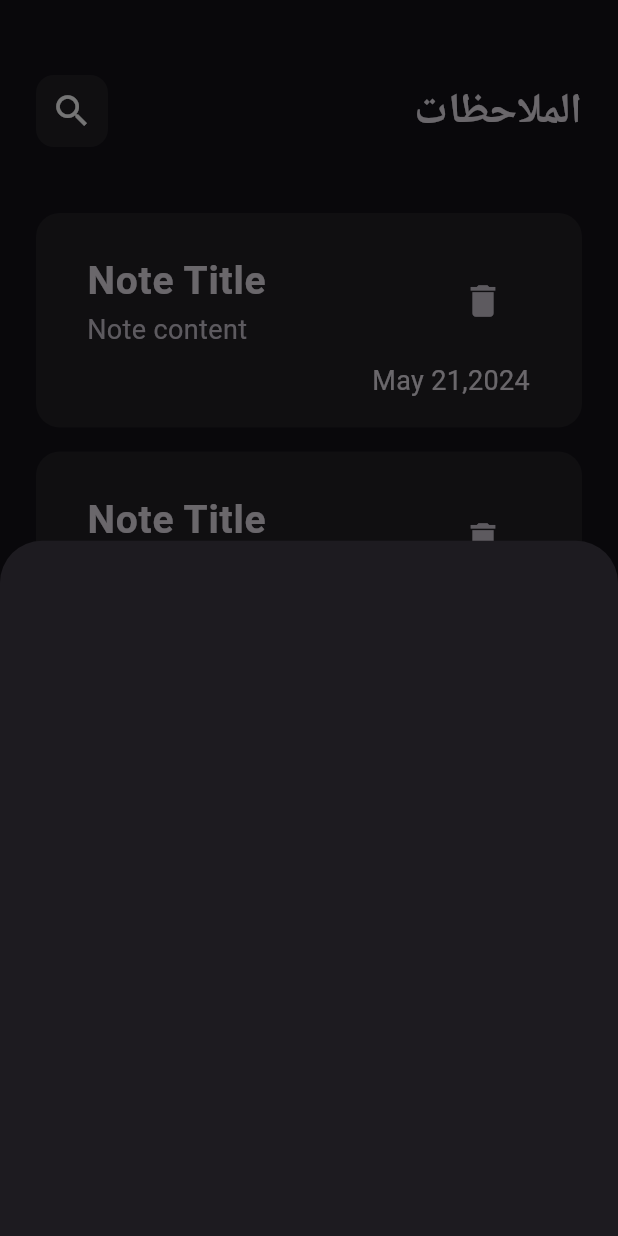
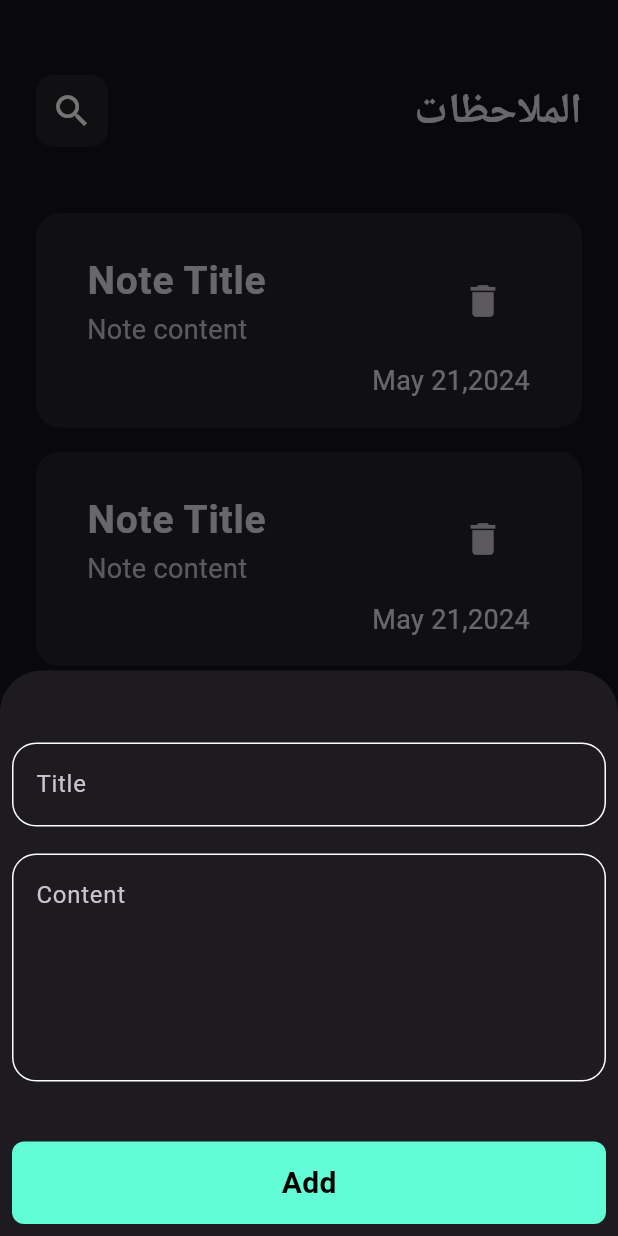
Before and after one commit to MohamedNaif/note_app, a Flutter app: the screen it shows after launch, after a tap on the "add" icon, on a phone screen of 412 x 824 dp. Run offline on Flutter 3.47's test engine with Material 3 defaults, Android fonts, the phone set to English and light mode, and no system bars.

Commit message:
Add custom text field and custom bttn

```diff
--- a/lib/features/note_feature/presentation/views/widgets/add_note_bottom_sheet.dart
+++ b/lib/features/note_feature/presentation/views/widgets/add_note_bottom_sheet.dart
@@ -1,11 +1,33 @@
+import 'package:flutter/material.dart';
 
-import 'package:flutter/material.dart';
+import 'custom_bttn.dart';
+import 'custom_text_field.dart';
 
 class AddNoteBottomSheet extends StatelessWidget {
   const AddNoteBottomSheet({super.key});
 
   @override
   Widget build(BuildContext context) {
-    return Container();
+    return const Padding(
+      padding: EdgeInsets.all(8.0),
+      child: SingleChildScrollView(
+        child: Column(
+          children: [
+            SizedBox(
+              height: 40,
+            ),
+            CustomTextField(hint: 'Title'),
+            SizedBox(
+              height: 18,
+            ),
+            CustomTextField(hint: 'Content', maxLines: 5),
+            SizedBox(
+              height: 40,
+            ),
+            CustomButton(),
+          ],
+        ),
+      ),
+    );
   }
 }
--- /dev/null
+++ b/lib/features/note_feature/presentation/views/widgets/custom_bttn.dart
@@ -0,0 +1,48 @@
+
+
+import 'package:flutter/material.dart';
+
+import '../../../../../constant.dart';
+
+
+
+class CustomButton extends StatelessWidget {
+  const CustomButton({super.key, this.onTap, this.isLoading = false});
+
+  final void Function()? onTap;
+
+  final bool isLoading;
+  @override
+  Widget build(BuildContext context) {
+    return GestureDetector(
+      onTap: onTap,
+      child: Container(
+        width: MediaQuery.of(context).size.width,
+        height: 55,
+        decoration: BoxDecoration(
+            color: kPrimaryColor,
+            borderRadius: BorderRadius.circular(
+              8,
+            )),
+        child: Center(
+          child: isLoading
+              ? const SizedBox(
+                  height: 24,
+                  width: 24,
+                  child: CircularProgressIndicator(
+                    color: Colors.black,
+                  ),
+                )
+              : const Text(
+                  'Add',
+                  style: TextStyle(
+                    color: Colors.black,
+                    fontWeight: FontWeight.bold,
+                    fontSize: 20,
+                  ),
+                ),
+        ),
+      ),
+    );
+  }
+}
--- /dev/null
+++ b/lib/features/note_feature/presentation/views/widgets/custom_text_field.dart
@@ -0,0 +1,53 @@
+import 'package:flutter/material.dart';
+import 'package:flutter/src/widgets/container.dart';
+import 'package:flutter/src/widgets/framework.dart';
+
+import '../../../../../constant.dart';
+
+class CustomTextField extends StatelessWidget {
+  const CustomTextField(
+      {super.key,
+      required this.hint,
+      this.maxLines = 1,
+      this.onSaved,
+      this.onChanged});
+
+  final String hint;
+  final int maxLines;
+
+  final void Function(String?)? onSaved;
+
+  final Function(String)? onChanged;
+  @override
+  Widget build(BuildContext context) {
+    return TextFormField(
+      onChanged: onChanged,
+      onSaved: onSaved,
+      validator: (value) {
+        if (value?.isEmpty ?? true) {
+          return 'Field is required ';
+        } else {
+          return null;
+        }
+      },
+      cursorColor: kPrimaryColor,
+      maxLines: maxLines,
+      decoration: InputDecoration(
+        hintText: hint,
+        border: buildBorder(),
+        enabledBorder: buildBorder(),
+        focusedBorder: buildBorder(kPrimaryColor),
+      ),
+    );
+  }
+
+  OutlineInputBorder buildBorder([color]) {
+    return OutlineInputBorder(
+        borderRadius: BorderRadius.circular(
+          16,
+        ),
+        borderSide: BorderSide(
+          color: color ?? Colors.white,
+        ));
+  }
+}
```
